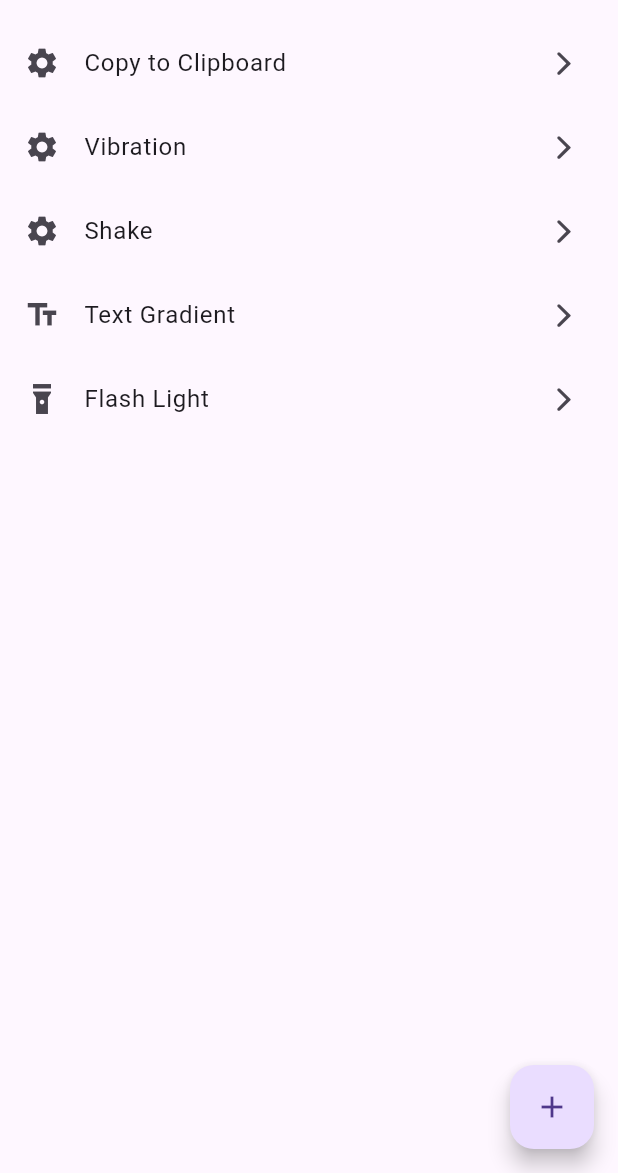
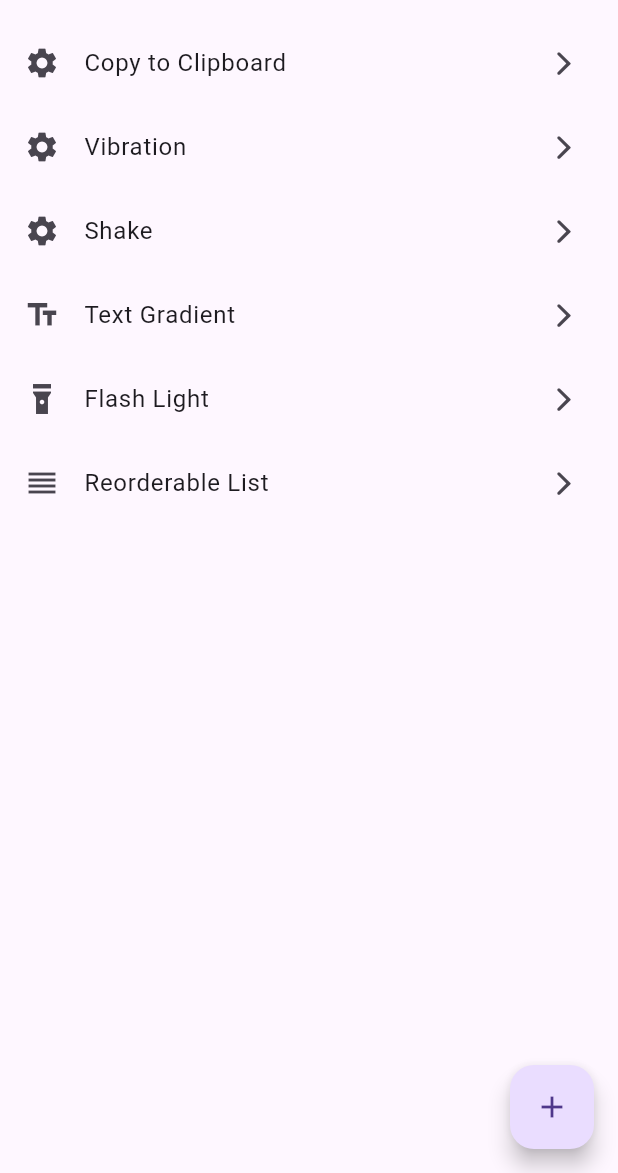
Before and after one commit to hveitia/flutter_hacks, a Flutter app: the screen it shows after launch, on a phone screen of 412 x 824 dp, the part 63-1236 px from its top. Run offline on Flutter 3.47's test engine with Material 3 defaults, Android fonts, the light colour scheme and no system bars; our stand-ins replace flutter_modular, logger; missing offline and left inert: clipboard, shake, torch_light.

Commit message:
Add Reorderable List Page...

```diff
--- a/lib/_children/menu/module.dart
+++ b/lib/_children/menu/module.dart
@@ -2,6 +2,7 @@ import 'package:flutter_modular/flutter_modular.dart';
 import 'package:hacks/_children/clipboard/module.dart';
 import 'package:hacks/_children/flash-light/module.dart';
 import 'package:hacks/_children/menu/presenter/page/page.dart';
+import 'package:hacks/_children/reorderable_list_view/module.dart';
 import 'package:hacks/_children/shake/module.dart';
 import 'package:hacks/_children/text-gradient/module.dart';
 import 'package:hacks/_children/vibration/module.dart';
@@ -18,5 +19,6 @@ class MenuModule extends Module {
     ModuleRoute('/shake-module', module: ShakeModule()),
     ModuleRoute('/text-gradient-module', module: TextGradientModule()),
     ModuleRoute('/flash-light-module', module: FlashLightModule()),
+    ModuleRoute('/reorderable-list-module', module: ReorderableListModule()),
   ];
 }
--- a/lib/_children/menu/presenter/page/page.dart
+++ b/lib/_children/menu/presenter/page/page.dart
@@ -61,6 +61,14 @@ class MenuPageState extends State<MenuPage> {
                 Modular.to.pushNamed('/flash-light-module/');
               },
             ),
+            ListTile(
+              leading: const Icon(Icons.reorder),
+              title: const Text('Reorderable List'),
+              trailing: const Icon(CupertinoIcons.chevron_forward),
+              onTap: () {
+                Modular.to.pushNamed('/reorderable-list-module/');
+              },
+            ),
           ],
         ),
       ),
--- /dev/null
+++ b/lib/_children/reorderable_list_view/module.dart
@@ -0,0 +1,14 @@
+
+import 'package:flutter_modular/flutter_modular.dart';
+
+import 'presenter/page.dart';
+
+class ReorderableListModule extends Module {
+  @override
+  List<Bind> get binds => [];
+
+  @override
+  List<ModularRoute> get routes => [
+    ChildRoute('/', child: (context, args) => const ReorderableListPage()),
+  ];
+}
```
Also changed, not shown: lib/_children/reorderable_list_view/presenter/page.dart (added, +42 -0 lines).
